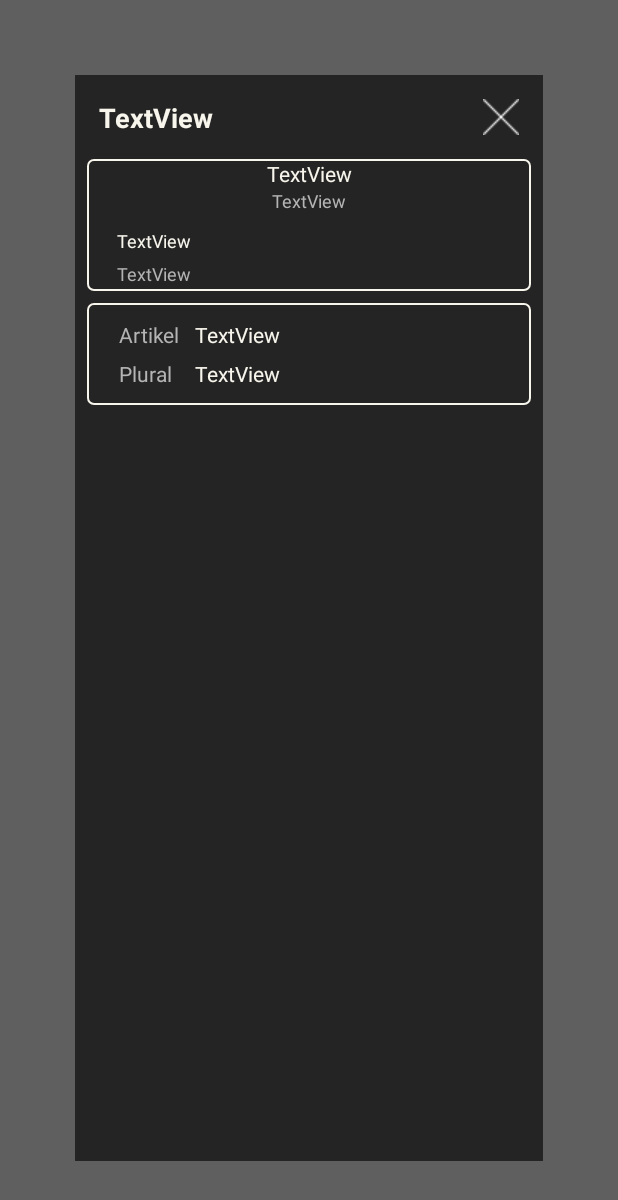
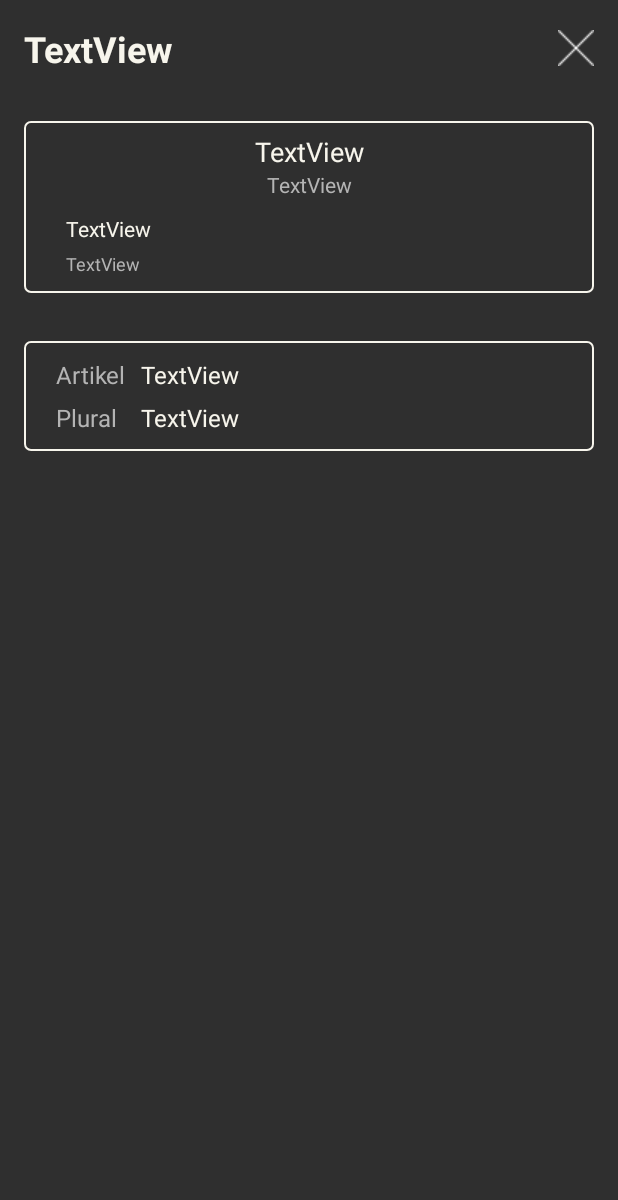
Before and after one commit to brian4462/ButterbookTest, an Android app: the layout recyclerview_click_view.xml on its own in the app's theme, with its tools: preview values and no code run, on a phone screen of 412 x 824 dp. Shown: the top 1200 px of the screen. Run offline under Robolectric (Android 15) with nearby library versions, the phone set to English and light mode, and no system bars.

Commit message:
2018.07.30 - WordClickViewActivity로 단어 클릭시 세부내용 볼 수 있게 수정 - Verben 데이터 새로 추가 - 파일을 리스트뷰에 보여주는게 아닌 파일->DB->리스트뷰로 옮기기로

```diff
--- a/app/src/main/AndroidManifest.xml
+++ b/app/src/main/AndroidManifest.xml
@@ -16,6 +16,9 @@
                 <category android:name="android.intent.category.LAUNCHER" />
             </intent-filter>
         </activity>
+        <activity
+            android:name=".WordClickViewActivity"
+            android:theme="@style/Transparent"></activity>
     </application>
 
 </manifest>
--- /dev/null
+++ b/app/src/main/res/anim/anim_not_move_activity.xml
@@ -0,0 +1,4 @@
+<?xml version="1.0" encoding="utf-8"?>
+<set xmlns:android="http://schemas.android.com/apk/res/android">
+    <translate android:fromXDelta="0" android:toXDelta="0" android:duration="300"/>
+</set>
--- a/app/src/main/res/drawable/bg_round_rect.xml
+++ b/app/src/main/res/drawable/bg_round_rect.xml
@@ -4,6 +4,6 @@
        android:shape="rectangle">
 
     <corners android:radius="4dp"/>
-    <solid android:color="#c9dedede"/>
+    <solid android:color="#1A000000"/>
 
 </shape>
--- /dev/null
+++ b/app/src/main/res/drawable/ic_bookmark_white_24dp.xml
@@ -0,0 +1,5 @@
+<vector android:height="24dp" android:tint="#F7F5EC"
+    android:viewportHeight="24.0" android:viewportWidth="24.0"
+    android:width="24dp" xmlns:android="http://schemas.android.com/apk/res/android">
+    <path android:fillColor="#FF000000" android:pathData="M17,3H7c-1.1,0 -1.99,0.9 -1.99,2L5,21l7,-3 7,3V5c0,-1.1 -0.9,-2 -2,-2z"/>
+</vector>
--- a/app/src/main/res/layout/recyclerview_click_view.xml
+++ b/app/src/main/res/layout/recyclerview_click_view.xml
@@ -3,17 +3,15 @@
     xmlns:app="http://schemas.android.com/apk/res-auto"
     android:layout_width="match_parent"
     android:layout_height="match_parent"
-    android:layout_gravity="center_horizontal"
-    android:background="#9e000000"
+    android:layout_gravity="center"
+    android:background="#80000000"
     android:gravity="center"
     android:orientation="vertical">
 
     <LinearLayout
-        android:id="@+id/ibClose"
         android:layout_width="match_parent"
         android:layout_height="match_parent"
         android:layout_gravity="center_horizontal"
-        android:layout_margin="50dp"
         android:background="#9e000000"
         android:gravity="center_horizontal"
         android:orientation="vertical">
@@ -22,20 +20,21 @@
             android:layout_width="match_parent"
             android:layout_height="wrap_content"
             android:layout_margin="16dp"
+            android:gravity="center_vertical"
             android:orientation="horizontal">
 
             <TextView
                 android:id="@+id/tvTitle"
                 android:layout_width="wrap_content"
-                android:layout_height="match_parent"
+                android:layout_height="wrap_content"
                 android:layout_weight="1"
                 android:text="TextView"
                 android:textColor="@color/ivory"
-                android:textSize="18sp"
+                android:textSize="24sp"
                 android:textStyle="bold" />
 
             <ImageButton
-                android:id="@+id/imageButton2"
+                android:id="@+id/ibClose"
                 android:layout_width="wrap_content"
                 android:layout_height="wrap_content"
                 android:layout_weight="0"
@@ -47,12 +46,20 @@
         <LinearLayout
             android:layout_width="match_parent"
             android:layout_height="wrap_content"
-            android:layout_marginBottom="8dp"
-            android:layout_marginLeft="8dp"
-            android:layout_marginRight="8dp"
+            android:layout_margin="16dp"
             android:layout_weight="0"
             android:background="@drawable/bg_round_rect_trans"
-            android:orientation="vertical">
+            android:orientation="vertical"
+            android:padding="8dp">
+
+            <TextView
+                android:id="@+id/tvWordMean_ko"
+                android:layout_width="match_parent"
+                android:layout_height="wrap_content"
+                android:gravity="center"
+                android:text="TextView"
+                android:textColor="@color/ivory"
+                android:textSize="18sp" />
 
             <TextView
                 android:id="@+id/tvWordMean_en"
@@ -60,19 +67,11 @@
                 android:layout_height="wrap_content"
                 android:gravity="center"
                 android:text="TextView"
-                android:textColor="@color/ivory" />
+                android:textColor="#FFB4B4B4"
+                android:textSize="14sp" />
 
             <TextView
-                android:id="@+id/tvWordMean_ko"
-                android:layout_width="match_parent"
-                android:layout_height="wrap_content"
-                android:gravity="center"
-                android:text="TextView"
-                android:textColor="#FFB4B4B4"
-                android:textSize="12sp" />
-
-            <TextView
-                android:id="@+id/tvExampleMean"
+                android:id="@+id/tvExample"
                 android:layout_width="match_parent"
                 android:layout_height="wrap_content"
                 android:layout_marginLeft="20dp"
@@ -80,10 +79,10 @@
                 android:layout_marginTop="10dp"
                 android:text="TextView"
                 android:textColor="@color/ivory"
-                android:textSize="12sp" />
+                android:textSize="14sp" />
 
             <TextView
-                android:id="@+id/tvExample"
+                android:id="@+id/tvExampleMean"
                 android:layout_width="match_parent"
                 android:layout_height="wrap_content"
                 android:layout_marginBottom="3dp"
@@ -98,9 +97,7 @@
         <LinearLayout
             android:layout_width="match_parent"
             android:layout_height="wrap_content"
-            android:layout_marginBottom="8dp"
-            android:layout_marginLeft="8dp"
-            android:layout_marginRight="8dp"
+            android:layout_margin="16dp"
             android:background="@drawable/bg_round_rect_trans"
             android:orientation="vertical"
             android:paddingLeft="10dp">
@@ -122,7 +119,8 @@
                         android:layout_margin="3dp"
                         android:paddingRight="3dp"
                         android:text="Artikel"
-                        android:textColor="#FFB4B4B4" />
+                        android:textColor="#FFB4B4B4"
+                        android:textSize="16sp" />
 
                     <TextView
                         android:id="@+id/tvArtikel"
@@ -130,7 +128,8 @@
                         android:layout_height="wrap_content"
                         android:layout_margin="3dp"
                         android:text="TextView"
-                        android:textColor="@color/ivory" />
+                        android:textColor="@color/ivory"
+                        android:textSize="16sp" />
                 </TableRow>
 
                 <TableRow
@@ -142,7 +141,8 @@
                         android:layout_height="wrap_content"
                         android:layout_margin="3dp"
                         android:text="Plural"
-                        android:textColor="#FFB4B4B4" />
+                        android:textColor="#FFB4B4B4"
+                        android:textSize="16sp" />
 
                     <TextView
                         android:id="@+id/tvPlural"
@@ -150,7 +150,8 @@
                         android:layout_height="wrap_content"
                         android:layout_margin="3dp"
                         android:text="TextView"
-                        android:textColor="@color/ivory" />
+                        android:textColor="@color/ivory"
+                        android:textSize="16sp" />
                 </TableRow>
 
             </TableLayout>
--- a/app/src/main/res/values/styles.xml
+++ b/app/src/main/res/values/styles.xml
@@ -1,5 +1,4 @@
 <resources>
-
     <!-- Base application theme. -->
     <style name="AppTheme" parent="Theme.AppCompat.Light.NoActionBar">
         <!-- Customize your theme here. -->
@@ -7,5 +6,21 @@
         <item name="colorPrimaryDark">@color/colorPrimaryDark</item>
         <item name="colorAccent">@color/colorAccent</item>
     </style>
-
+    <style name="Transparent" parent="@style/Theme.AppCompat">
+        <!--Titlebar 없애는 옵션
+            true : Titlebar x
+            false : Titlebar o
+        -->
+        <item name="windowNoTitle">true</item>
+        <!-- 투명정도를 나타내는 색-->
+        <item name="android:windowBackground">@android:color/transparent</item>
+        <item name="android:colorBackgroundCacheHint">@null</item>
+        <item name="android:windowIsTranslucent">true</item>
+        <item name="android:windowAnimationStyle">@android:style/Animation</item>
+        <!--
+        android:backgroundDimEnabled
+        true - 반투명 검정 /  false - 완전 투명
+        -->
+        <item name="android:backgroundDimEnabled">true</item>
+    </style>
 </resources>
```
Also changed, not shown: app/src/main/java/com/jica/butterbookdata/ViewActivity.java (+31 -1 lines), app/src/main/java/com/jica/butterbookdata/WordClickViewActivity.java (added, +57 -0 lines), app/src/main/java/com/jica/butterbookdata/adapter/NomenAdapter.java (+32 -14 lines), app/src/main/java/com/jica/butterbookdata/fragmentpage/Page3_Bookmark.java (+14 -10 lines), app/src/main/java/com/jica/butterbookdata/fragmentpage/WordView.java (added, +54 -0 lines), app/src/main/res/anim/anim_slide_in_left.xml (added, +8 -0 lines), app/src/main/res/anim/anim_slide_out_right.xml (added, +8 -0 lines), app/src/main/res/layout/page_3_bookmark.xml (+8 -0 lines), 2 other files.
